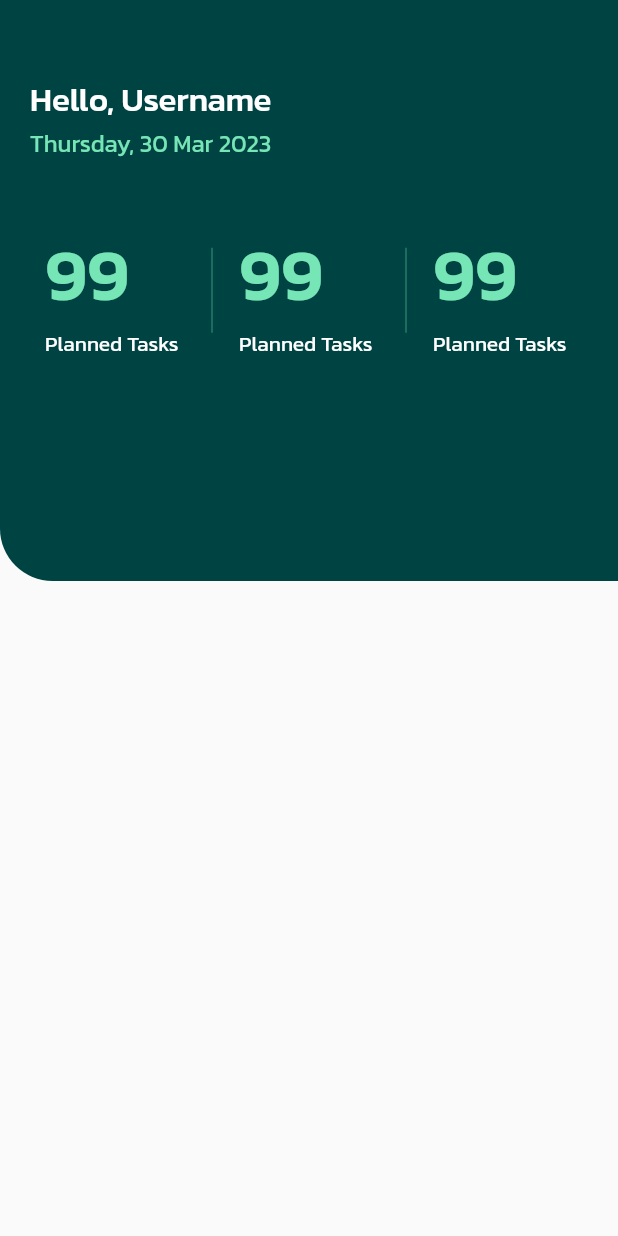
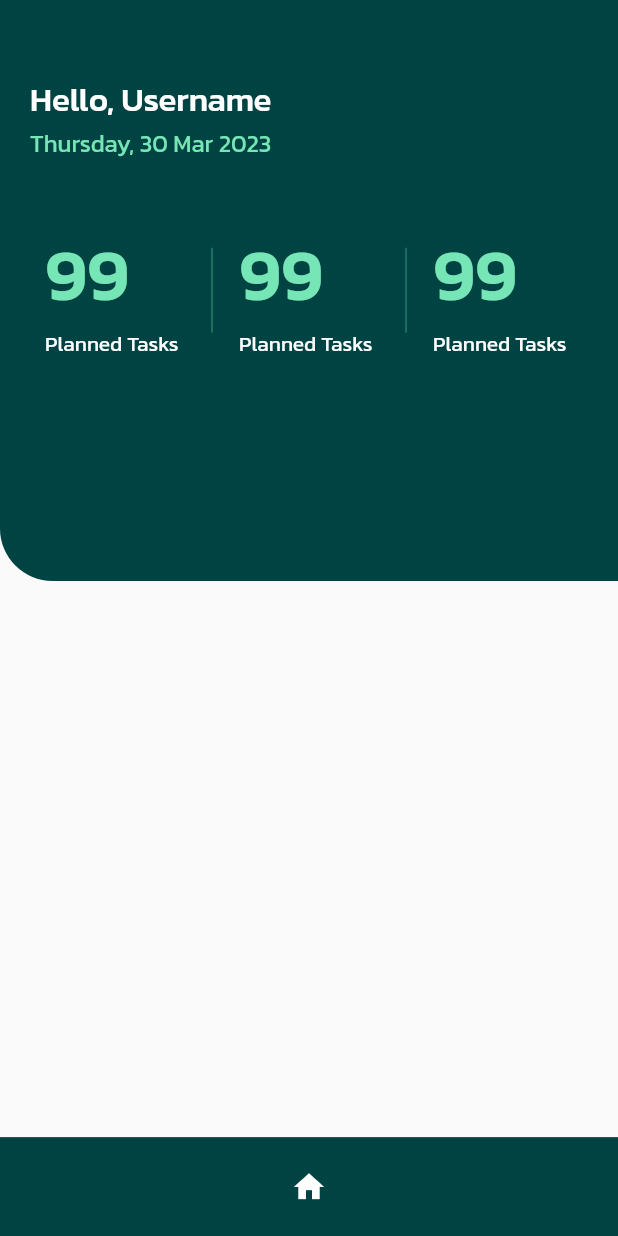
Before and after one commit to KidNeKit/Planner, a Flutter app: the screen it shows after launch, on a phone screen of 412 x 824 dp. Run offline on Flutter 3.47's test engine with Material 2 defaults, Android fonts, the phone set to English and light mode, and no system bars; our stand-ins replace equatable, flutter_bloc.

Commit message:
Added navigation cubit, navigation tests

```diff
--- /dev/null
+++ b/lib/cubits/navigation_cubit.dart
@@ -0,0 +1,12 @@
+import 'package:flutter_bloc/flutter_bloc.dart';
+import 'package:equatable/equatable.dart';
+
+part 'navigation_state.dart';
+
+class NavigationCubit extends Cubit<NavigationState> {
+  NavigationCubit() : super(const NavigationState(index: 0));
+
+  void changeScreenIndex(int index) {
+    emit(state.copyWith(index: index));
+  }
+}
--- /dev/null
+++ b/lib/cubits/navigation_state.dart
@@ -0,0 +1,14 @@
+part of 'navigation_cubit.dart';
+
+class NavigationState extends Equatable {
+  final int index;
+
+  const NavigationState({required this.index});
+
+  NavigationState copyWith({int? index}) {
+    return NavigationState(index: index ?? this.index);
+  }
+
+  @override
+  List<Object> get props => [index];
+}
--- a/lib/main.dart
+++ b/lib/main.dart
@@ -2,7 +2,7 @@ import 'package:flutter/material.dart';
 
 import 'resources/themes.dart';
 import 'router/app_router.dart';
-import 'view/home_screen/home_screen.dart';
+import 'view/navigation_screen/navigation_screen.dart';
 
 void main() {
   runApp(PlannerApp());
@@ -17,7 +17,7 @@ class PlannerApp extends StatelessWidget {
     return MaterialApp(
       theme: baseTheme,
       onGenerateRoute: _appRouter.onGenerateRoute,
-      initialRoute: HomeScreen.routeName,
+      initialRoute: NavigationScreen.routeName,
     );
   }
 }
--- a/lib/router/app_router.dart
+++ b/lib/router/app_router.dart
@@ -1,14 +1,15 @@
 import 'package:flutter/material.dart';
 
-import '../view/home_screen/home_screen.dart';
+import '../view/navigation_screen/navigation_screen.dart';
 
 class AppRouter {
   Route? onGenerateRoute(RouteSettings settings) {
     switch (settings.name) {
-      case HomeScreen.routeName:
-        return MaterialPageRoute(builder: (context) => const HomeScreen());
+      case NavigationScreen.routeName:
+        return NavigationScreen.getRoute();
       default:
-        return MaterialPageRoute(builder: (context) => const HomeScreen());
+        return MaterialPageRoute(
+            builder: (context) => const NavigationScreen());
     }
   }
 }
--- /dev/null
+++ b/lib/view/navigation_screen/components/bottom_bar.dart
@@ -0,0 +1,23 @@
+import 'package:flutter/material.dart';
+
+import '../../../resources/colors.dart';
+
+class BottomBar extends StatelessWidget {
+  const BottomBar({super.key});
+
+  @override
+  Widget build(BuildContext context) {
+    Size size = MediaQuery.of(context).size;
+    return Container(
+      height: 0.08 * size.height,
+      width: size.width,
+      color: primaryColor,
+      child: Row(
+        mainAxisAlignment: MainAxisAlignment.spaceEvenly,
+        children: const [
+          Icon(Icons.home, color: Colors.white),
+        ],
+      ),
+    );
+  }
+}
--- /dev/null
+++ b/lib/view/navigation_screen/navigation_screen.dart
@@ -0,0 +1,35 @@
+import 'package:flutter/material.dart';
+import 'package:flutter_bloc/flutter_bloc.dart';
+
+import '../../cubits/navigation_cubit.dart';
+import '../home_screen/home_screen.dart';
+import 'components/bottom_bar.dart';
+
+class NavigationScreen extends StatelessWidget {
+  static const String routeName = 'navigator';
+  static List<Widget> screens = const [
+    HomeScreen(),
+  ];
+
+  const NavigationScreen({super.key});
+
+  @override
+  Widget build(BuildContext context) {
+    return BlocBuilder<NavigationCubit, NavigationState>(
+      builder: (context, state) {
+        return Scaffold(
+          body: screens[state.index],
+          bottomNavigationBar: const BottomBar(),
+        );
+      },
+    );
+  }
+
+  static MaterialPageRoute getRoute() {
+    return MaterialPageRoute(
+      builder: (context) => BlocProvider(
+          create: (context) => NavigationCubit(),
+          child: const NavigationScreen()),
+    );
+  }
+}
--- a/pubspec.yaml
+++ b/pubspec.yaml
@@ -36,6 +36,9 @@ dependencies:
   # The following adds the Cupertino Icons font to your application.
   # Use with the CupertinoIcons class for iOS style icons.
   cupertino_icons: ^1.0.2
+  flutter_bloc: ^8.1.2
+  equatable: ^2.0.5
+  bloc_test: ^9.1.1
 
 dev_dependencies:
   flutter_test:
```
Also changed, not shown: pubspec.lock, 1 other file.
